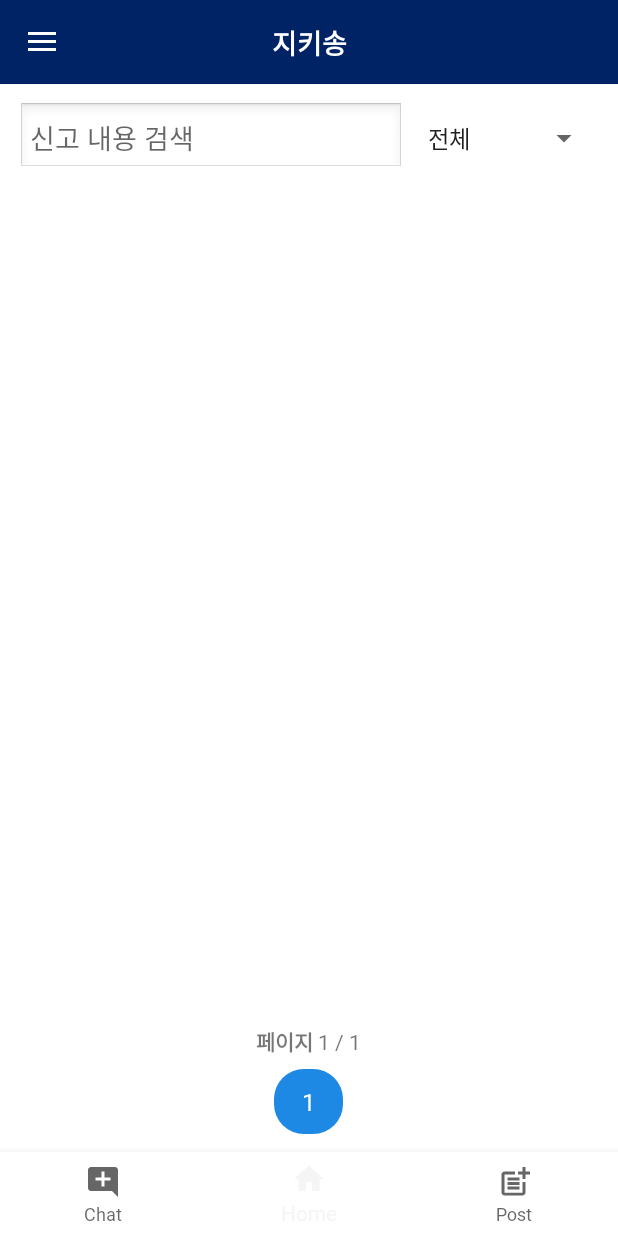
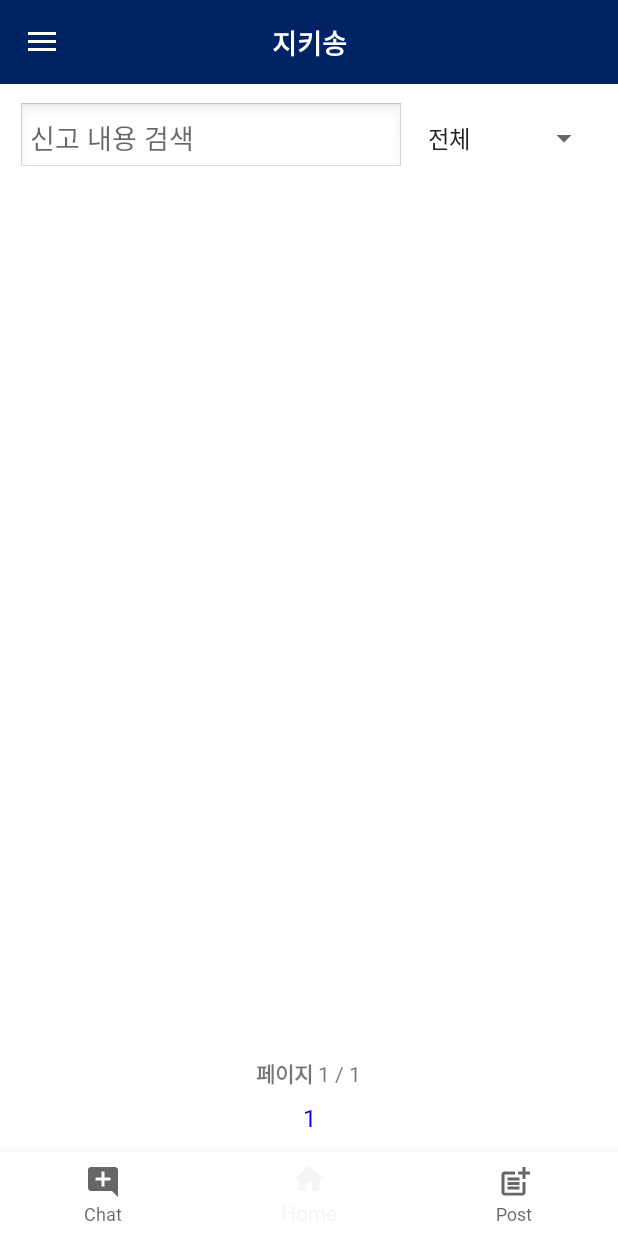
Before and after one commit to System-25-1/protectsong, an Android app: the AdminMainActivity screen opened directly, with no data from a screen before it, on a phone screen of 412 x 824 dp. Run offline under Robolectric (Android 15) with nearby library versions, the phone set to English and light mode, and no system bars; our stand-ins replace CircleImageView, Firebase (no records; nobody signed in at launch, a user with empty details on screens opened directly).

Commit message:
하단 번호 ui 수정

```diff
--- a/app/src/main/java/com/example/protectsong/AdminMainActivity.kt
+++ b/app/src/main/java/com/example/protectsong/AdminMainActivity.kt
@@ -180,18 +180,19 @@ class AdminMainActivity : AppCompatActivity() {
     }
 
     private fun updatePaginationButtons() {
-        binding.pageNumberContainer.removeAllViews()
+        val container = binding.pageNumberContainer
+        container.removeAllViews()
         val totalPages = getTotalPages()
 
-        val container = binding.pageNumberContainer
-
-        // ← 이전
+        // < 이전
         if (currentPage > 1) {
             val prev = TextView(this).apply {
                 text = "< 이전"
                 textSize = 16f
-                setPadding(32, 16, 32, 16)
-                setTextColor(ContextCompat.getColor(context, R.color.blue_700))
+                setPadding(20, 0, 20, 0)
+                minWidth = 100
+                gravity = android.view.Gravity.CENTER
+                setTextColor(Color.parseColor("#002366"))
                 setOnClickListener {
                     currentPage--
                     updatePagedData()
@@ -201,22 +202,15 @@ class AdminMainActivity : AppCompatActivity() {
             container.addView(prev)
         }
 
-        // 페이지 숫자
+        // 페이지 번호
         for (i in 1..totalPages) {
             val tv = TextView(this).apply {
                 text = "$i"
                 textSize = 16f
-                setPadding(28, 16, 28, 16)
-                setTextColor(if (i == currentPage) Color.WHITE else Color.DKGRAY)
-                background = if (i == currentPage)
-                    ContextCompat.getDrawable(context, R.drawable.bg_selected_page)
-                else null
-                layoutParams = LinearLayout.LayoutParams(
-                    LinearLayout.LayoutParams.WRAP_CONTENT,
-                    LinearLayout.LayoutParams.WRAP_CONTENT
-                ).apply {
-                    setMargins(12, 0, 12, 0)
-                }
+                setPadding(12, 0, 12, 0)
+                minWidth = 48
+                gravity = android.view.Gravity.CENTER
+                setTextColor(if (i == currentPage) Color.BLUE else Color.DKGRAY)
                 setOnClickListener {
                     currentPage = i
                     updatePagedData()
@@ -226,13 +220,15 @@ class AdminMainActivity : AppCompatActivity() {
             container.addView(tv)
         }
 
-        // 다음 →
+        // 다음 >
         if (currentPage < totalPages) {
             val next = TextView(this).apply {
                 text = "다음 >"
                 textSize = 16f
-                setPadding(32, 16, 32, 16)
-                setTextColor(ContextCompat.getColor(context, R.color.blue_700))
+                setPadding(20, 0, 0, 0)
+                setTextColor(Color.parseColor("#002366"))
+                minWidth = 100
+                gravity = android.view.Gravity.CENTER
                 setOnClickListener {
                     currentPage++
                     updatePagedData()
@@ -242,6 +238,7 @@ class AdminMainActivity : AppCompatActivity() {
             container.addView(next)
         }
     }
+
 
     private fun updatePageLabel() {
         val total = getTotalPages()
--- a/app/src/main/java/com/example/protectsong/PostListActivity.kt
+++ b/app/src/main/java/com/example/protectsong/PostListActivity.kt
@@ -132,6 +132,8 @@ class PostListActivity : AppCompatActivity() {
                 textSize = 16f
                 setPadding(20, 0, 20, 0)
                 setTextColor(Color.parseColor("#002366"))
+                minWidth = 100
+                gravity = android.view.Gravity.CENTER
                 setOnClickListener {
                     currentPage--
                     displayPage(currentPage)
@@ -147,6 +149,8 @@ class PostListActivity : AppCompatActivity() {
                 text = "$i"
                 textSize = 16f
                 setPadding(12, 0, 12, 0)
+                minWidth = 48
+                gravity = android.view.Gravity.CENTER
                 setTextColor(if (i == currentPage) Color.BLUE else Color.DKGRAY)
                 setOnClickListener {
                     currentPage = i
@@ -163,6 +167,8 @@ class PostListActivity : AppCompatActivity() {
                 text = "다음 >"
                 textSize = 16f
                 setPadding(20, 0, 0, 0)
+                minWidth = 100
+                gravity = android.view.Gravity.CENTER
                 setTextColor(Color.parseColor("#002366"))
                 setOnClickListener {
                     currentPage++
```
